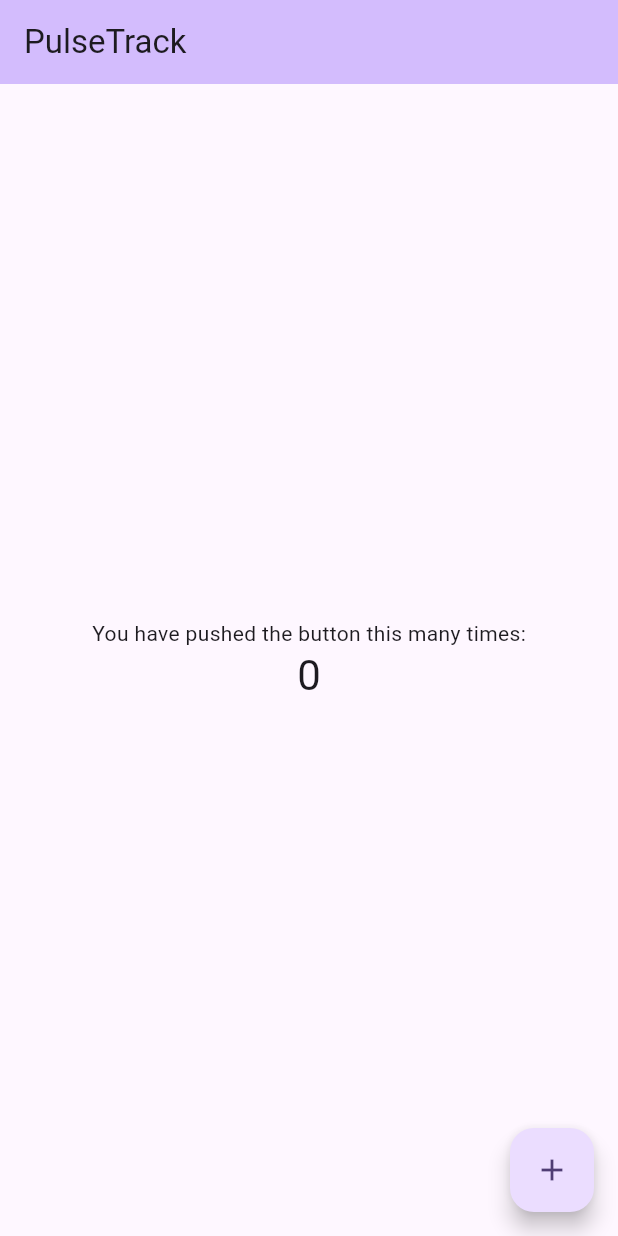
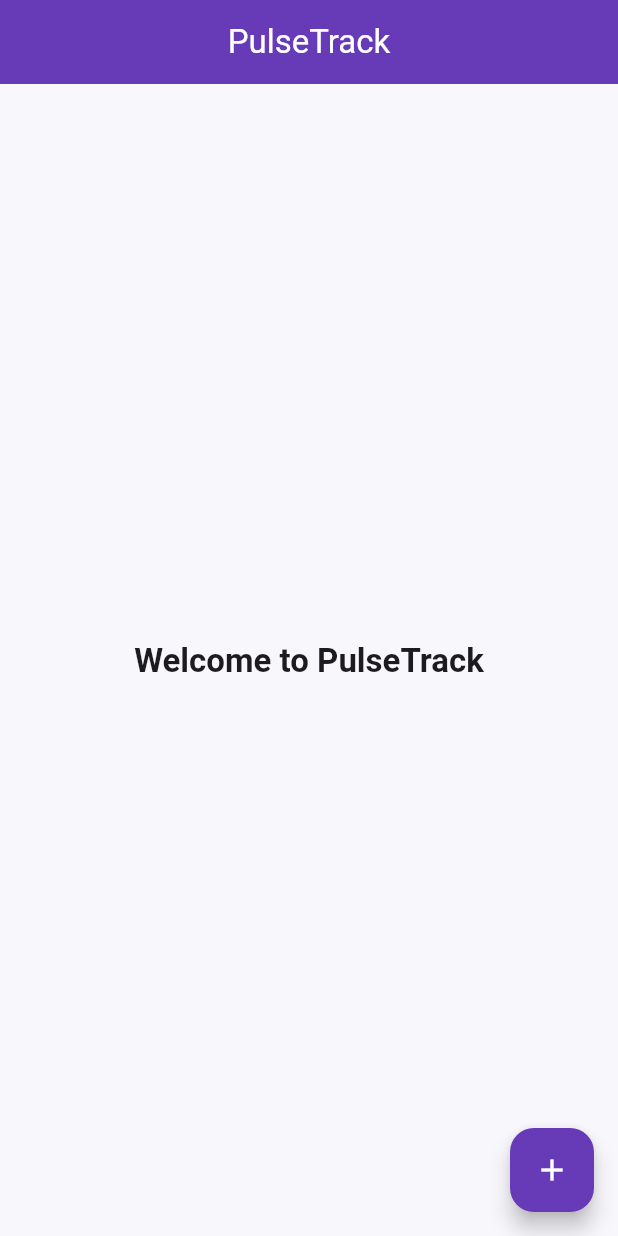
Before and after one commit to Siddhi1432/pulsetrack, a Flutter app: the screen it shows after launch, on a phone screen of 412 x 824 dp. Run offline on Flutter 3.47's test engine with Material 3 defaults, Android fonts, the light colour scheme and no system bars.

Commit message:
Added global and home screen scaffold

```diff
--- a/lib/main.dart
+++ b/lib/main.dart
@@ -1,122 +1,21 @@
 import 'package:flutter/material.dart';
+import 'screens/home_screen.dart';
+import 'theme/app_theme.dart';
 
-void main() {
-  runApp(const MyApp());
+void main(){
+  runApp(const PulseTrackApp());
 }
 
-class MyApp extends StatelessWidget {
-  const MyApp({super.key});
+class PulseTrackApp extends StatelessWidget{
+  const PulseTrackApp({super.key});
 
-  // This widget is the root of your application.
   @override
   Widget build(BuildContext context) {
     return MaterialApp(
-      title: 'PulseTrack',
-      theme: ThemeData(
-        // This is the theme of your application.
-        //
-        // TRY THIS: Try running your application with "flutter run". You'll see
-        // the application has a purple toolbar. Then, without quitting the app,
-        // try changing the seedColor in the colorScheme below to Colors.green
-        // and then invoke "hot reload" (save your changes or press the "hot
-        // reload" button in a Flutter-supported IDE, or press "r" if you used
-        // the command line to start the app).
-        //
-        // Notice that the counter didn't reset back to zero; the application
-        // state is not lost during the reload. To reset the state, use hot
-        // restart instead.
-        //
-        // This works for code too, not just values: Most code changes can be
-        // tested with just a hot reload.
-        colorScheme: .fromSeed(seedColor: Colors.deepPurple),
-      ),
-      home: const MyHomePage(title: 'PulseTrack'),
+      title: "PulseTrack",
+      debugShowCheckedModeBanner: false,
+      theme: AppTheme.lightTheme,
+      home: const HomeScreen(),
     );
   }
 }
-
-class MyHomePage extends StatefulWidget {
-  const MyHomePage({super.key, required this.title});
-
-  // This widget is the home page of your application. It is stateful, meaning
-  // that it has a State object (defined below) that contains fields that affect
-  // how it looks.
-
-  // This class is the configuration for the state. It holds the values (in this
-  // case the title) provided by the parent (in this case the App widget) and
-  // used by the build method of the State. Fields in a Widget subclass are
-  // always marked "final".
-
-  final String title;
-
-  @override
-  State<MyHomePage> createState() => _MyHomePageState();
-}
-
-class _MyHomePageState extends State<MyHomePage> {
-  int _counter = 0;
-
-  void _incrementCounter() {
-    setState(() {
-      // This call to setState tells the Flutter framework that something has
-      // changed in this State, which causes it to rerun the build method below
-      // so that the display can reflect the updated values. If we changed
-      // _counter without calling setState(), then the build method would not be
-      // called again, and so nothing would appear to happen.
-      _counter++;
-    });
-  }
-
-  @override
-  Widget build(BuildContext context) {
-    // This method is rerun every time setState is called, for instance as done
-    // by the _incrementCounter method above.
-    //
-    // The Flutter framework has been optimized to make rerunning build methods
-    // fast, so that you can just rebuild anything that needs updating rather
-    // than having to individually change instances of widgets.
-    return Scaffold(
-      appBar: AppBar(
-        // TRY THIS: Try changing the color here to a specific color (to
-        // Colors.amber, perhaps?) and trigger a hot reload to see the AppBar
-        // change color while the other colors stay the same.
-        backgroundColor: Theme.of(context).colorScheme.inversePrimary,
-        // Here we take the value from the MyHomePage object that was created by
-        // the App.build method, and use it to set our appbar title.
-        title: Text(widget.title),
-      ),
-      body: Center(
-        // Center is a layout widget. It takes a single child and positions it
-        // in the middle of the parent.
-        child: Column(
-          // Column is also a layout widget. It takes a list of children and
-          // arranges them vertically. By default, it sizes itself to fit its
-          // children horizontally, and tries to be as tall as its parent.
-          //
-          // Column has various properties to control how it sizes itself and
-          // how it positions its children. Here we use mainAxisAlignment to
-          // center the children vertically; the main axis here is the vertical
-          // axis because Columns are vertical (the cross axis would be
-          // horizontal).
-          //
-          // TRY THIS: Invoke "debug painting" (choose the "Toggle Debug Paint"
-          // action in the IDE, or press "p" in the console), to see the
-          // wireframe for each widget.
-          mainAxisAlignment: .center,
-          children: [
-            const Text('You have pushed the button this many times:'),
-            Text(
-              '$_counter',
-              style: Theme.of(context).textTheme.headlineMedium,
-            ),
-          ],
-        ),
-      ),
-      floatingActionButton: FloatingActionButton(
-        onPressed: _incrementCounter,
-        tooltip: 'Increment',
-        child: const Icon(Icons.add),
-      ),
-    );
-  }
-}
--- /dev/null
+++ b/lib/screens/home_screen.dart
@@ -0,0 +1,27 @@
+import 'package:flutter/material.dart';
+
+class HomeScreen extends StatelessWidget{
+  const HomeScreen({super.key});
+
+  @override
+  Widget build(BuildContext context) {
+    return Scaffold(
+      appBar: AppBar(
+        title: Text("PulseTrack"),
+      ),
+      body: Center(
+        child: Text(
+          "Welcome to PulseTrack",
+          style: Theme.of(context).textTheme.headlineMedium,
+        ),
+      ),
+      floatingActionButton: FloatingActionButton(
+        onPressed: (){
+          //will add habit/mood later
+        },
+        child: const Icon(Icons.add),
+      ),
+    );
+  }
+
+}
--- /dev/null
+++ b/lib/theme/app_theme.dart
@@ -0,0 +1,31 @@
+import 'package:flutter/material.dart';
+
+class AppTheme {
+  static ThemeData lightTheme = ThemeData(
+    useMaterial3: true,
+    primaryColor: Colors.deepPurple,
+    scaffoldBackgroundColor: const Color(0xFFF8F7FC),
+
+    appBarTheme: const AppBarTheme(
+      backgroundColor: Colors.deepPurple,
+      foregroundColor: Colors.white,
+      centerTitle: true,
+      elevation: 0,
+    ),
+
+    textTheme: const TextTheme(
+      headlineMedium: TextStyle(
+        fontSize: 22,
+        fontWeight: FontWeight.bold,
+      ),
+      bodyMedium: TextStyle(
+        fontSize: 16,
+      ),
+    ),
+
+    floatingActionButtonTheme: const FloatingActionButtonThemeData(
+      backgroundColor: Colors.deepPurple,
+      foregroundColor: Colors.white,
+    ),
+  );
+}
```
Also changed, not shown: 1 other file.
